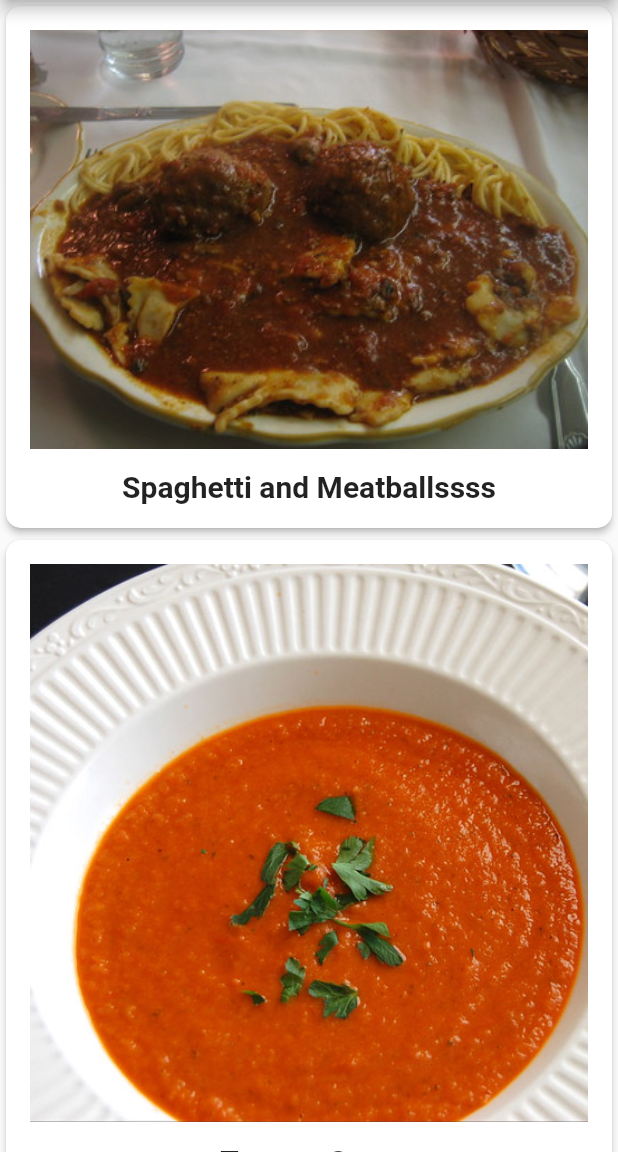
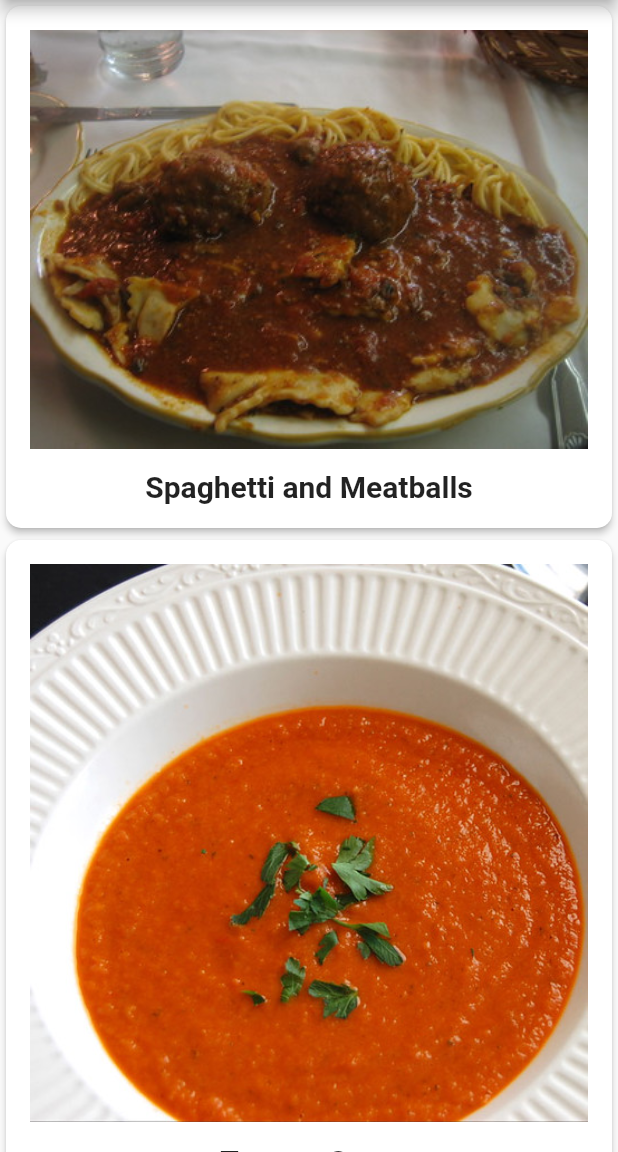
Before and after one commit to g-serban/hello_flutter, a Flutter app: the screen it shows after launch, on a phone screen of 412 x 824 dp, the part 84-1236 px from its top. Run offline on Flutter 3.47's test engine with Material 2 defaults, Android fonts, the phone set to English and light mode, and no system bars; Roboto replaces fonts that are missing (Palatino).

```diff
--- a/lib/main.dart
+++ b/lib/main.dart
@@ -1,5 +1,6 @@
 import 'package:flutter/material.dart';
 import 'recipe.dart';
+import 'recipe_detail.dart';
 
 void main() {
   runApp(const RecipeApp());
@@ -45,7 +46,19 @@ class _MyHomePageState extends State<MyHomePage> {
           child: ListView.builder(
               itemCount: Recipe.samples.length,
               itemBuilder: (BuildContext context, int index) {
-                return buildRecipeCard(Recipe.samples[index]);
+                return GestureDetector(
+                  onTap: () {
+                    Navigator.push(
+                      context,
+                      MaterialPageRoute(
+                        builder: (context) {
+                          return RecipeDetail(recipe: Recipe.samples[index]);
+                        },
+                      ),
+                    );
+                  },
+                  child: buildRecipeCard(Recipe.samples[index]),
+                );
               })),
     );
   }
--- a/lib/recipe.dart
+++ b/lib/recipe.dart
@@ -1,38 +1,142 @@
 class Recipe {
   String label;
   String imageUrl;
-  // TODO: add servings and ingredients here
 
-  Recipe(
-    this.label,
-    this.imageUrl,
-  );
+  int servings;
+  List<Ingredient> ingredients;
+
+  Recipe(this.label, this.imageUrl, this.servings, this.ingredients);
+
   static List<Recipe> samples = [
     Recipe(
-      'Spaghetti and Meatballssss',
+      'Spaghetti and Meatballs',
       'assets/images/2126711929_ef763de2b3_w.jpg',
+      4,
+      [
+        Ingredient(
+          1,
+          'box',
+          'Spaghetti',
+        ),
+        Ingredient(
+          4,
+          '',
+          'Frozen Meatballs',
+        ),
+        Ingredient(
+          0.5,
+          'jar',
+          'sauce',
+        ),
+      ],
     ),
     Recipe(
       'Tomato Soup',
       'assets/images/27729023535_a57606c1be.jpg',
+      2,
+      [
+        Ingredient(
+          1,
+          'can',
+          'Tomato Soup',
+        ),
+      ],
     ),
     Recipe(
       'Grilled Cheese',
       'assets/images/3187380632_5056654a19_b.jpg',
+      1,
+      [
+        Ingredient(
+          2,
+          'slices',
+          'Cheese',
+        ),
+        Ingredient(
+          2,
+          'slices',
+          'Bread',
+        ),
+      ],
     ),
     Recipe(
       'Chocolate Chip Cookies',
       'assets/images/15992102771_b92f4cc00a_b.jpg',
+      24,
+      [
+        Ingredient(
+          4,
+          'cups',
+          'flour',
+        ),
+        Ingredient(
+          2,
+          'cups',
+          'sugar',
+        ),
+        Ingredient(
+          0.5,
+          'cups',
+          'chocolate chips',
+        ),
+      ],
     ),
     Recipe(
       'Taco Salad',
       'assets/images/8533381643_a31a99e8a6_c.jpg',
+      1,
+      [
+        Ingredient(
+          4,
+          'oz',
+          'nachos',
+        ),
+        Ingredient(
+          3,
+          'oz',
+          'taco meat',
+        ),
+        Ingredient(
+          0.5,
+          'cup',
+          'cheese',
+        ),
+        Ingredient(
+          0.25,
+          'cup',
+          'chopped tomatoes',
+        ),
+      ],
     ),
     Recipe(
       'Hawaiian Pizza',
       'assets/images/15452035777_294cefced5_c.jpg',
+      4,
+      [
+        Ingredient(
+          1,
+          'item',
+          'pizza',
+        ),
+        Ingredient(
+          1,
+          'cup',
+          'pineapple',
+        ),
+        Ingredient(
+          8,
+          'oz',
+          'ham',
+        ),
+      ],
     ),
   ];
 }
 
-// TODO: add Ingredient() here
+class Ingredient {
+  double quantity;
+  String measure;
+  String name;
+
+  Ingredient(this.quantity, this.measure, this.name);
+}
```
Also changed, not shown: lib/recipe_detail.dart (added, +70 -0 lines), 2 other files.
